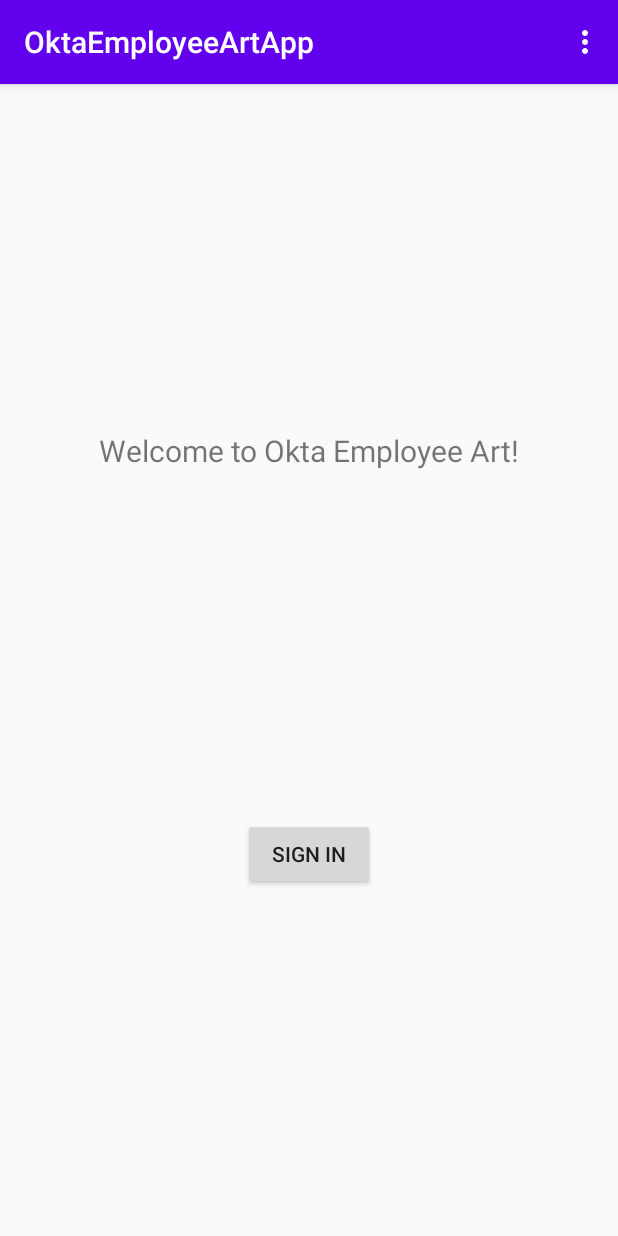
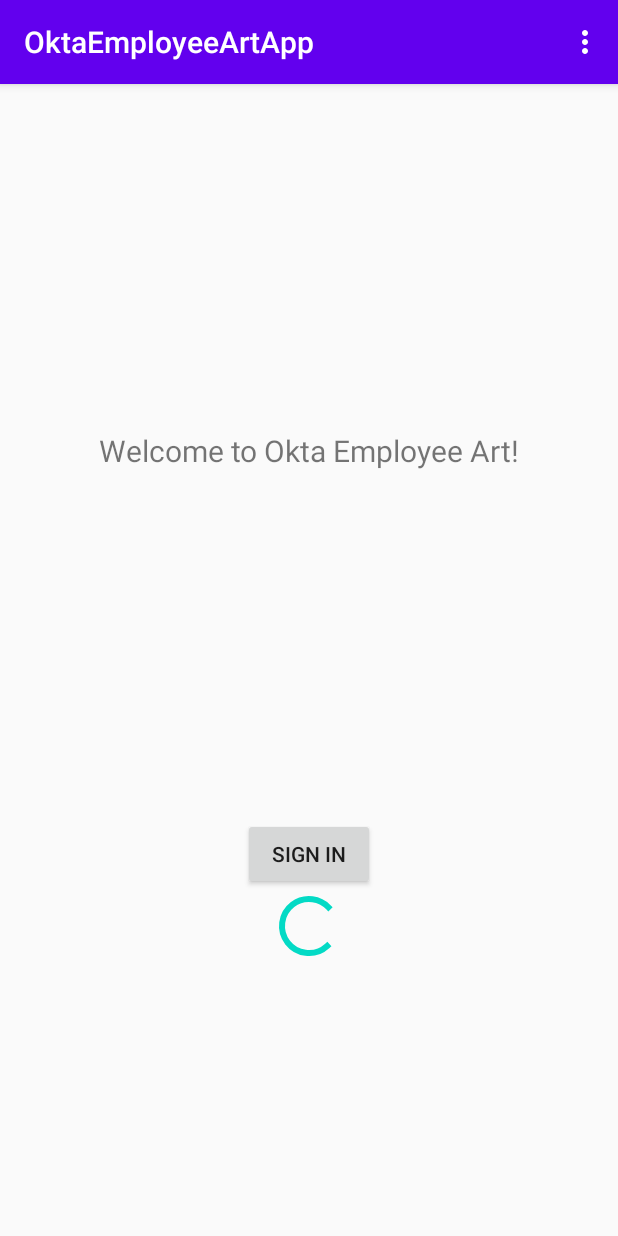
Before and after one commit to AartiChittala-okta/OktaEmployeeArtApp, an Android app: the SignInFragment screen opened through its navigation route, on a phone screen of 412 x 824 dp. Run offline under Robolectric (Android 15) with nearby library versions, the phone set to English and light mode, and no system bars; pictures from the network do not load; 2 statements that could not run were skipped.

Commit message:
Handle more edge cases.

```diff
--- a/app/build.gradle
+++ b/app/build.gradle
@@ -33,6 +33,9 @@
     kotlinOptions {
         jvmTarget = '1.8'
     }
+    buildFeatures {
+        viewBinding true
+    }
 }
 
 dependencies {
--- a/app/src/main/java/com/okta/art/signin/SignInFragment.kt
+++ b/app/src/main/java/com/okta/art/signin/SignInFragment.kt
@@ -4,15 +4,22 @@
 import android.view.LayoutInflater
 import android.view.View
 import android.view.ViewGroup
-import android.widget.Button
 import android.widget.Toast
 import androidx.fragment.app.Fragment
 import androidx.fragment.app.viewModels
 import androidx.lifecycle.observe
 import androidx.navigation.fragment.findNavController
 import com.okta.art.R
+import com.okta.art.databinding.FragmentSignInBinding
 
 internal class SignInFragment : Fragment() {
+
+    private var _binding: FragmentSignInBinding? = null
+
+    // This property is only valid between onCreateView and
+    // onDestroyView.
+    private val binding get() = _binding!!
+
     private val viewModel: SignInViewModel by viewModels()
 
     override fun onCreate(savedInstanceState: Bundle?) {
@@ -22,25 +29,30 @@
     }
 
     override fun onCreateView(
-        inflater: LayoutInflater, container: ViewGroup?,
+        inflater: LayoutInflater,
+        container: ViewGroup?,
         savedInstanceState: Bundle?
     ): View? {
-        return inflater.inflate(R.layout.fragment_sign_in, container, false)
+        _binding = FragmentSignInBinding.inflate(inflater, container, false)
+        return binding.root
     }
 
     override fun onViewCreated(view: View, savedInstanceState: Bundle?) {
         super.onViewCreated(view, savedInstanceState)
 
-        view.findViewById<Button>(R.id.sign_in_button).setOnClickListener {
+        binding.signInButton.setOnClickListener {
             viewModel.signIn(requireActivity())
         }
 
         viewModel.getState().observe(viewLifecycleOwner) { state ->
             when (state) {
                 SignInState.Idle -> {
-                    // TODO: Hide loading
+                    binding.signInButton.isEnabled = true
+                    binding.progressBar.visibility = View.GONE
                 }
                 SignInState.Pending -> {
+                    binding.signInButton.isEnabled = false
+                    binding.progressBar.visibility = View.VISIBLE
                     // TODO: show loading
                 }
                 is SignInState.SignedIn -> {
@@ -49,10 +61,18 @@
                     findNavController().navigate(R.id.action_SignInFragment_to_FirstFragment)
                 }
                 is SignInState.Error -> {
-                    // TODO: Show dialog.
+                    val transaction = parentFragmentManager.beginTransaction()
+                    transaction.add(SignInErrorDialogFragment.newInstance(state.message), null)
+                    transaction.commit()
+
                     viewModel.errorHandled()
                 }
             }
         }
     }
+
+    override fun onDestroyView() {
+        super.onDestroyView()
+        _binding = null
+    }
 }
--- a/app/src/main/res/layout/fragment_sign_in.xml
+++ b/app/src/main/res/layout/fragment_sign_in.xml
@@ -25,4 +25,11 @@
         app:layout_constraintRight_toRightOf="parent"
         app:layout_constraintTop_toBottomOf="@+id/welcome_text_view" />
 
+    <ProgressBar
+        android:id="@+id/progress_bar"
+        android:layout_width="wrap_content"
+        android:layout_height="wrap_content"
+        app:layout_constraintLeft_toLeftOf="parent"
+        app:layout_constraintRight_toRightOf="parent"
+        app:layout_constraintTop_toBottomOf="@+id/sign_in_button" />
 </androidx.constraintlayout.widget.ConstraintLayout>
```
Also changed, not shown: app/src/main/java/com/okta/art/signin/SignInErrorDialogFragment.kt (added, +26 -0 lines).
